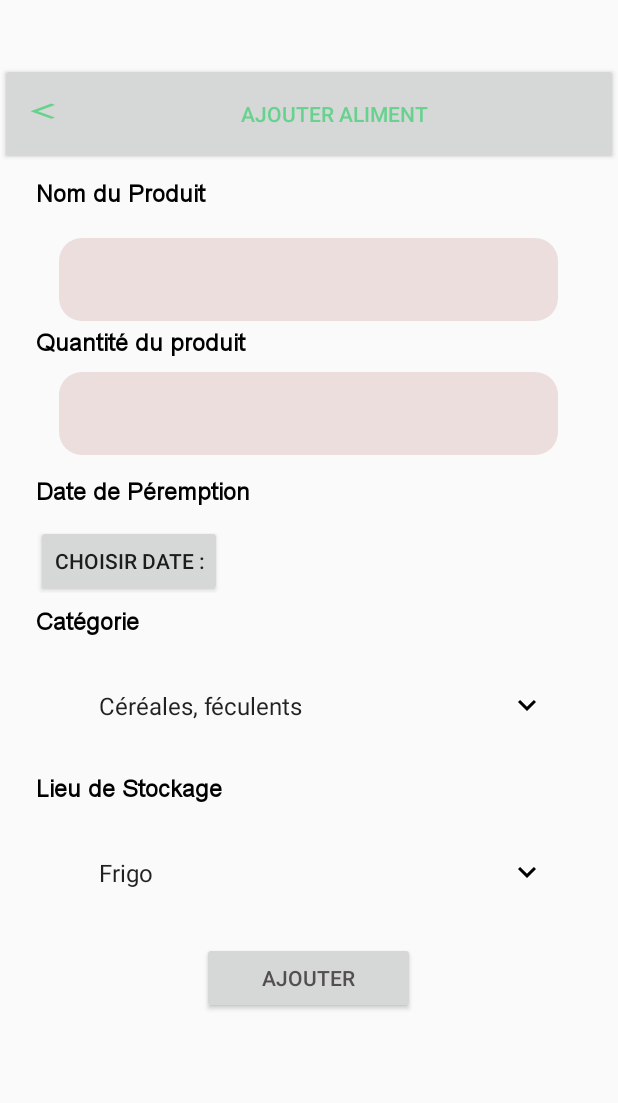
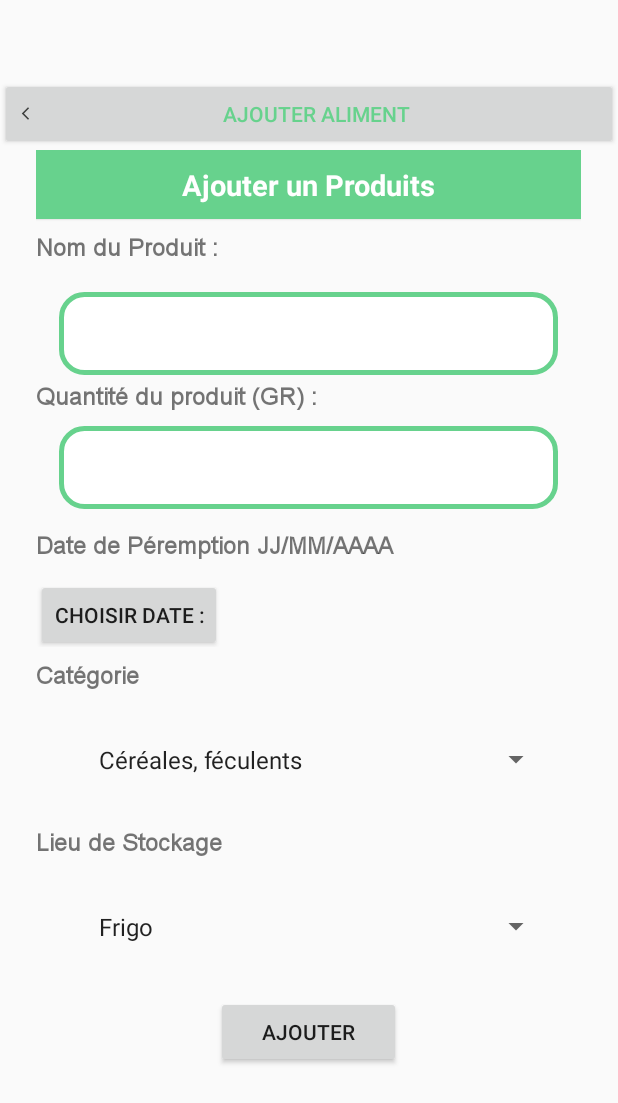
Before and after one commit to miguel-antoons/projet-integration, an Android app: the FormsAddAliments screen opened directly, with no data from a screen before it, on a phone screen of 412 x 824 dp. Shown: the top 1103 px of the screen. Run offline under Robolectric (Android 15) with nearby library versions, the phone set to English and light mode, and no system bars; network calls fail.

Commit message:
Revert "ADD : Prepare unittest"

```diff
--- a/androidApp/src/main/res/drawable/ic_arrow_left.xml
+++ b/androidApp/src/main/res/drawable/ic_arrow_left.xml
@@ -1,5 +1,5 @@
-<vector android:height="15dp" android:tint="@color/light_green"
-    android:viewportHeight="30" android:viewportWidth="24"
-    android:width="50px" xmlns:android="http://schemas.android.com/apk/res/android">
+<vector android:height="10dp" android:tint="#3F403F"
+    android:viewportHeight="24" android:viewportWidth="24"
+    android:width="10dp" xmlns:android="http://schemas.android.com/apk/res/android">
     <path android:fillColor="@android:color/white" android:pathData="M17.77,3.77l-1.77,-1.77l-10,10l10,10l1.77,-1.77l-8.23,-8.23z"/>
 </vector>
--- a/androidApp/src/main/res/drawable/ic_baseline_keyboard_arrow_down_24.xml
+++ /dev/null
@@ -1,10 +0,0 @@
-<vector xmlns:android="http://schemas.android.com/apk/res/android"
-    android:width="24dp"
-    android:height="24dp"
-    android:viewportWidth="24"
-    android:viewportHeight="24"
-    android:tint="@color/black">
-  <path
-      android:fillColor="@android:color/white"
-      android:pathData="M7.41,8.59L12,13.17l4.59,-4.58L18,10l-6,6 -6,-6 1.41,-1.41z"/>
-</vector>
--- a/androidApp/src/main/res/drawable/rounded_edittext.xml
+++ /dev/null
@@ -1,11 +0,0 @@
-<?xml version="1.0" encoding="utf-8"?>
-<!--  res/drawable/rounded_edittext.xml -->
-<shape xmlns:Android="http://schemas.android.com/apk/res/android"
-    Android:shape="rectangle" Android:padding="10dp">
-    <solid Android:color="@color/light_grey"/>
-    <corners
-        Android:bottomRightRadius="15dp"
-        Android:bottomLeftRadius="15dp"
-        Android:topLeftRadius="15dp"
-        Android:topRightRadius="15dp"/>
-</shape>
--- a/androidApp/src/main/res/drawable/spinner_background.xml
+++ /dev/null
@@ -1,8 +0,0 @@
-<?xml version="1.0" encoding="utf-8"?>
-<selector xmlns:android="http://schemas.android.com/apk/res/android">
-    <item>
-        <layer-list>
-            <item android:drawable="@drawable/ic_baseline_keyboard_arrow_down_24" android:gravity="center_vertical|right" android:right="5dp"/>
-        </layer-list>
-    </item>
-</selector>
--- a/androidApp/src/main/res/layout/activity_forms_add_aliments.xml
+++ b/androidApp/src/main/res/layout/activity_forms_add_aliments.xml
@@ -3,7 +3,6 @@
     xmlns:tools="http://schemas.android.com/tools"
     android:layout_width="match_parent"
     android:layout_height="match_parent"
-    xmlns:app="http://schemas.android.com/apk/res-auto"
     tools:ignore="LabelFor"
     tools:context=".FormsAddAliments">
 
@@ -19,41 +18,49 @@
         <Button
             android:id="@+id/button_return_list_product"
             android:layout_width="match_parent"
-            android:layout_height="68dp"
-            android:drawableStart="@drawable/ic_arrow_left"
+            android:layout_height="wrap_content"
+            android:text="@string/btn_return_product"
+            android:textColor="@color/light_green"
             android:drawableLeft="@drawable/ic_arrow_left"
-            android:text="@string/btn_return_product"
-            android:textColor="@color/light_green" />
+            android:drawableStart="@drawable/ic_arrow_left"/>
 
         <LinearLayout
             android:layout_width="wrap_content"
             android:layout_height="672dp"
             android:orientation="vertical">
 
+            <TextView
+                android:layout_width="match_parent"
 
-
+                android:layout_height="wrap_content"
+                android:layout_gravity="center"
+                android:background="@color/light_green"
+                android:elevation="1dp"
+                android:gravity="center"
+                android:padding="10dp"
+                android:text="@string/title_forms_add"
+                android:textColor="@color/white"
+                android:textSize="19sp"
+                android:textStyle="bold" />
 
             <TextView
+                android:layout_marginTop="10dp"
+                android:layout_marginBottom="10dp"
                 android:id="@+id/text_name"
                 android:layout_width="363dp"
                 android:layout_height="wrap_content"
-                    android:layout_marginTop="10dp"
-                    android:layout_marginBottom="10dp"
                 android:fontFamily="@font/arial"
 
                 android:lineSpacingExtra="8sp"
                 android:text="@string/text_name"
-                    android:textColor="@color/black"
                 android:textSize="16sp"
                 android:textStyle="bold"
                 android:typeface="normal" />
 
-
-
             <EditText
                 android:id="@+id/AlimentName"
-                android:background="@drawable/rounded_edittext"
                 android:maxLength="30"
+
                 android:autofillHints="aliment name"
                 android:layout_width="match_parent"
                 android:layout_height="wrap_content"
@@ -61,9 +68,10 @@
                 android:layout_marginTop="10dp"
                 android:layout_marginRight="15dp"
                 android:layout_marginBottom="5dp"
+                android:background="@drawable/shape_background"
                 android:inputType="textPersonName"
                 android:padding="15dp"
-
+                android:textColor="@color/light_green"
                 android:textSize="18sp"
                 android:textStyle="bold" />
 
@@ -74,15 +82,15 @@
                 android:fontFamily="@font/arial"
                 android:lineSpacingExtra="8sp"
                 android:text="@string/text_quantite"
-                android:textColor="@color/black"
                 android:textSize="16sp"
                 android:textStyle="bold"
-                android:typeface="normal" />
+                android:typeface="normal"
+                />
 
             <EditText
                 android:id="@+id/AlimentQuantite"
                 android:maxLength="4"
-                android:background="@drawable/rounded_edittext"
+
                 android:autofillHints="aliment quantite"
                 android:layout_width="match_parent"
                 android:layout_height="wrap_content"
@@ -90,22 +98,23 @@
                 android:layout_marginTop="10dp"
                 android:layout_marginRight="15dp"
                 android:layout_marginBottom="5dp"
+                android:background="@drawable/shape_background"
                 android:inputType="number"
                 android:padding="15dp"
+                android:textColor="@color/light_green"
                 android:textSize="18sp"
                 android:textStyle="bold" />
 
             <TextView
                 android:id="@+id/text_date"
                 android:layout_width="363dp"
+                android:layout_marginTop="10dp"
+                android:layout_marginBottom="10dp"
+
                 android:layout_height="wrap_content"
-                android:layout_marginTop="10dp"
-
-                android:layout_marginBottom="10dp"
                 android:fontFamily="@font/arial"
                 android:lineSpacingExtra="8sp"
                 android:text="@string/text_date"
-                android:textColor="@color/black"
                 android:textSize="16sp"
                 android:textStyle="bold"
                 android:typeface="normal" />
@@ -152,14 +161,13 @@
                 -->
             <TextView
                 android:id="@+id/text_categorie"
+                android:layout_marginTop="10dp"
+                android:layout_marginBottom="10dp"
                 android:layout_width="345dp"
                 android:layout_height="wrap_content"
-                android:layout_marginTop="10dp"
-                android:layout_marginBottom="10dp"
                 android:fontFamily="@font/arial"
                 android:lineSpacingExtra="8sp"
                 android:text="@string/text_categorie"
-                android:textColor="@color/black"
                 android:textSize="16sp"
                 android:textStyle="bold"
                 android:typeface="normal" />
@@ -167,7 +175,6 @@
 
             <Spinner
                 android:id="@+id/categorie_spinner"
-                style="@style/SpinnerTheme"
                 android:layout_width="325dp"
                 android:layout_height="wrap_content"
                 android:layout_gravity="center_horizontal"
@@ -197,14 +204,13 @@
 
             <TextView
                 android:id="@+id/text_storage"
+                android:layout_marginTop="10dp"
+                android:layout_marginBottom="10dp"
                 android:layout_width="345dp"
                 android:layout_height="wrap_content"
-                android:layout_marginTop="10dp"
-                android:layout_marginBottom="10dp"
                 android:fontFamily="@font/arial"
                 android:lineSpacingExtra="8sp"
                 android:text="@string/text_storage"
-                android:textColor="@color/black"
                 android:textSize="16sp"
                 android:textStyle="bold"
                 android:typeface="normal" />
@@ -212,7 +218,6 @@
 
             <Spinner
                 android:id="@+id/place_spinner"
-                style="@style/SpinnerTheme"
                 android:layout_width="325dp"
                 android:layout_gravity="center_horizontal"
                 android:layout_height="wrap_content"
@@ -225,13 +230,12 @@
 
             <Button
                 android:id="@+id/button_add_aliment"
-                android:layout_width="142dp"
+                android:layout_width="123dp"
                 android:layout_height="wrap_content"
                 android:layout_gravity="center_horizontal"
                 android:layout_marginTop="10dp"
                 android:layout_marginBottom="10dp"
-                android:text="@string/btn_add"
-                android:textColor="@color/dark_grey" />
+                android:text="@string/btn_add" />
 
 
         </LinearLayout>
--- a/androidApp/src/main/res/values/colors.xml
+++ b/androidApp/src/main/res/values/colors.xml
@@ -8,9 +8,6 @@
     <color name="darkGreen">#006400</color>
     <color name="orange">#FFC300</color>
     <color name="red">#FF1F1F</color>
-    <color name="light_grey">#EDDEDE</color>
-    <color name="dark_grey">#534F4F</color>
-
 
     <!-- Colors for the application : from the original maquette -->
     <color name="light_green">#67d28d</color>
--- a/androidApp/src/main/res/values/strings.xml
+++ b/androidApp/src/main/res/values/strings.xml
@@ -40,14 +40,9 @@
     <!--  TextView  -->
 
     <string name="title_forms_add">Ajouter un Produits</string>
-    <string name="text_name">Nom du Produit </string>
-    <string name="text_asterisk">*</string>
-
-    <string name="text_quantite">Quantité du produit</string>
-    <string name="text_g">g</string>
-
-    <string name="text_date">Date de Péremption</string>
-    <string name="text_date_format">JJ/MM/AAAA </string>
+    <string name="text_name">Nom du Produit : </string>
+    <string name="text_quantite">Quantité du produit (GR) : </string>
+    <string name="text_date">Date de Péremption                          JJ/MM/AAAA </string>
     <string name="text_categorie">Catégorie</string>
     <string name="text_storage">Lieu de Stockage</string>
 
--- a/androidApp/src/main/res/values/styles.xml
+++ b/androidApp/src/main/res/values/styles.xml
@@ -44,11 +44,4 @@
         <item name="android:textSize">14sp</item>
     </style>
 
-
-    <!-- Fors Add Page  -->
-    <!--Spinner Background-->
-    <style name="SpinnerTheme" parent="android:Widget.Spinner">
-        <item name="android:background">@drawable/spinner_background</item>
-    </style>
-
 </resources>
```
Also changed, not shown: 5 other files. Lines whose indentation alone changed are shown as unchanged.
